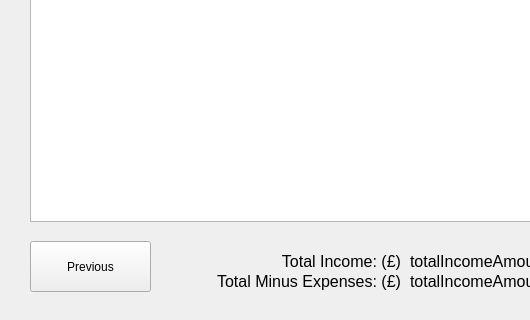
First picture: the form in BudgetPlanner/accountsetupwindow.ui, repository amstevenson/Qt-BudgetPlanner, before the edit; both pictures show x 0 to 530 and y 448 to 768 of the 835 by 768 pixel window.
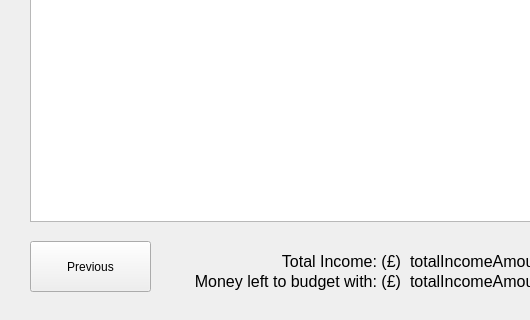
Second picture: the form after the edit.

Commit message: Two middleware scripts: completing registration; adding category items. Nearly finished Setup Window...so much validation to do!

Patch:
```diff
--- a/BudgetPlanner/accountsetupwindow.ui
+++ b/BudgetPlanner/accountsetupwindow.ui
@@ -149,9 +149,9 @@
    <widget class="QLabel" name="lblExpense">
     <property name="geometry">
      <rect>
-      <x>210</x>
+      <x>180</x>
       <y>700</y>
-      <width>191</width>
+      <width>221</width>
       <height>20</height>
      </rect>
     </property>
@@ -161,7 +161,7 @@
      </font>
     </property>
     <property name="text">
-     <string>Total Minus Expenses: (£)</string>
+     <string>Money left to budget with: (£)</string>
     </property>
     <property name="alignment">
      <set>Qt::AlignRight|Qt::AlignTrailing|Qt::AlignVCenter</set>
```
The commit also changes 7 other files.
